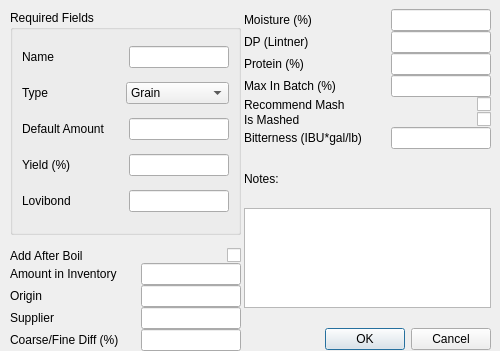
Old version of the form ui/fermentableEditor.ui in the repository Brewtarget/brewtarget.
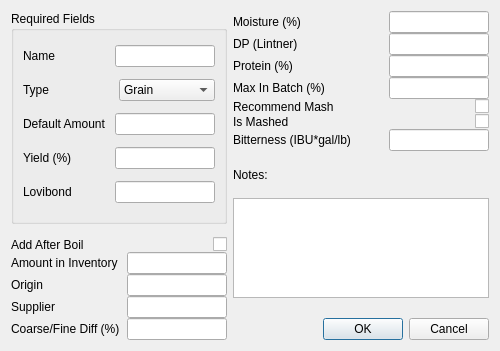
New version of the form.

Commit message: Fixes broken fermentableEditor.ui layout

```diff
--- a/ui/fermentableEditor.ui
+++ b/ui/fermentableEditor.ui
@@ -13,277 +13,8 @@
   <property name="windowTitle">
    <string>Fermentable Editor</string>
   </property>
-  <widget class="QWidget" name="layoutWidget">
-   <property name="geometry">
-    <rect>
-     <x>244</x>
-     <y>9</y>
-     <width>247</width>
-     <height>341</height>
-    </rect>
-   </property>
-   <layout class="QVBoxLayout" name="verticalLayout_3">
-    <property name="spacing">
-     <number>0</number>
-    </property>
+  <layout class="QHBoxLayout" name="horizontalLayout_18">
     <item>
-     <layout class="QHBoxLayout" name="horizontalLayout_10">
-      <item>
-       <widget class="QLabel" name="label_10">
-        <property name="text">
-         <string>Moisture (%)</string>
-        </property>
-       </widget>
-      </item>
-      <item>
-       <widget class="QLineEdit" name="lineEdit_moisture">
-        <property name="sizePolicy">
-         <sizepolicy hsizetype="Maximum" vsizetype="Fixed">
-          <horstretch>0</horstretch>
-          <verstretch>0</verstretch>
-         </sizepolicy>
-        </property>
-        <property name="maximumSize">
-         <size>
-          <width>100</width>
-          <height>16777215</height>
-         </size>
-        </property>
-        <property name="toolTip">
-         <string>Moisture percentage by mass</string>
-        </property>
-       </widget>
-      </item>
-     </layout>
-    </item>
-    <item>
-     <layout class="QHBoxLayout" name="horizontalLayout_11">
-      <item>
-       <widget class="QLabel" name="label_11">
-        <property name="text">
-         <string>DP (Lintner)</string>
-        </property>
-       </widget>
-      </item>
-      <item>
-       <widget class="QLineEdit" name="lineEdit_diastaticPower">
-        <property name="sizePolicy">
-         <sizepolicy hsizetype="Maximum" vsizetype="Fixed">
-          <horstretch>0</horstretch>
-          <verstretch>0</verstretch>
-         </sizepolicy>
-        </property>
-        <property name="maximumSize">
-         <size>
-          <width>100</width>
-          <height>16777215</height>
-         </size>
-        </property>
-        <property name="toolTip">
-         <string>Diastatic power in Lintner</string>
-        </property>
-       </widget>
-      </item>
-     </layout>
-    </item>
-    <item>
-     <layout class="QHBoxLayout" name="horizontalLayout_12">
-      <item>
-       <widget class="QLabel" name="label_12">
-        <property name="text">
-         <string>Protein (%)</string>
-        </property>
-       </widget>
-      </item>
-      <item>
-       <widget class="QLineEdit" name="lineEdit_protein">
-        <property name="sizePolicy">
-         <sizepolicy hsizetype="Maximum" vsizetype="Fixed">
-          <horstretch>0</horstretch>
-          <verstretch>0</verstretch>
-         </sizepolicy>
-        </property>
-        <property name="maximumSize">
-         <size>
-          <width>100</width>
-          <height>16777215</height>
-         </size>
-        </property>
-        <property name="toolTip">
-         <string>Protein percentage by mass</string>
-        </property>
-       </widget>
-      </item>
-     </layout>
-    </item>
-    <item>
-     <layout class="QHBoxLayout" name="horizontalLayout_13">
-      <item>
-       <widget class="QLabel" name="label_13">
-        <property name="text">
-         <string>Max In Batch (%)</string>
-        </property>
-       </widget>
-      </item>
-      <item>
-       <widget class="QLineEdit" name="lineEdit_maxInBatch">
-        <property name="sizePolicy">
-         <sizepolicy hsizetype="Maximum" vsizetype="Fixed">
-          <horstretch>0</horstretch>
-          <verstretch>0</verstretch>
-         </sizepolicy>
-        </property>
-        <property name="maximumSize">
-         <size>
-          <width>100</width>
-          <height>16777215</height>
-         </size>
-        </property>
-        <property name="toolTip">
-         <string>Maximum recommended percentage of total grist</string>
-        </property>
-       </widget>
-      </item>
-     </layout>
-    </item>
-    <item>
-     <layout class="QHBoxLayout" name="horizontalLayout_14">
-      <item>
-       <widget class="QLabel" name="label_14">
-        <property name="sizePolicy">
-         <sizepolicy hsizetype="Expanding" vsizetype="Preferred">
-          <horstretch>0</horstretch>
-          <verstretch>0</verstretch>
-         </sizepolicy>
-        </property>
-        <property name="text">
-         <string>Recommend Mash</string>
-        </property>
-       </widget>
-      </item>
-      <item>
-       <widget class="QCheckBox" name="checkBox_recommendMash">
-        <property name="toolTip">
-         <string>Recommend this be mashed</string>
-        </property>
-        <property name="text">
-         <string/>
-        </property>
-       </widget>
-      </item>
-     </layout>
-    </item>
-    <item>
-     <layout class="QHBoxLayout" name="horizontalLayout_17">
-      <item>
-       <widget class="QLabel" name="label_17">
-        <property name="sizePolicy">
-         <sizepolicy hsizetype="Expanding" vsizetype="Preferred">
-          <horstretch>0</horstretch>
-          <verstretch>0</verstretch>
-         </sizepolicy>
-        </property>
-        <property name="text">
-         <string>Is Mashed</string>
-        </property>
-       </widget>
-      </item>
-      <item>
-       <widget class="QCheckBox" name="checkBox_isMashed">
-        <property name="toolTip">
-         <string>Checked if it is present in mash</string>
-        </property>
-        <property name="text">
-         <string/>
-        </property>
-       </widget>
-      </item>
-     </layout>
-    </item>
-    <item>
-     <layout class="QHBoxLayout" name="horizontalLayout_15">
-      <item>
-       <widget class="QLabel" name="label_15">
-        <property name="text">
-         <string>Bitterness (IBU*gal/lb)</string>
-        </property>
-       </widget>
-      </item>
-      <item>
-       <widget class="QLineEdit" name="lineEdit_ibuGalPerLb">
-        <property name="sizePolicy">
-         <sizepolicy hsizetype="Maximum" vsizetype="Fixed">
-          <horstretch>0</horstretch>
-          <verstretch>0</verstretch>
-         </sizepolicy>
-        </property>
-        <property name="maximumSize">
-         <size>
-          <width>100</width>
-          <height>16777215</height>
-         </size>
-        </property>
-        <property name="toolTip">
-         <string>Bitterness of pre-hopped extracts</string>
-        </property>
-       </widget>
-      </item>
-     </layout>
-    </item>
-    <item>
-     <widget class="QLabel" name="label_16">
-      <property name="text">
-       <string>Notes:</string>
-      </property>
-     </widget>
-    </item>
-    <item>
-     <widget class="QTextEdit" name="textEdit_notes">
-      <property name="maximumSize">
-       <size>
-        <width>1000</width>
-        <height>100</height>
-       </size>
-      </property>
-     </widget>
-    </item>
-    <item>
-     <spacer name="verticalSpacer_2">
-      <property name="orientation">
-       <enum>Qt::Vertical</enum>
-      </property>
-      <property name="sizeType">
-       <enum>QSizePolicy::Preferred</enum>
-      </property>
-      <property name="sizeHint" stdset="0">
-       <size>
-        <width>20</width>
-        <height>20</height>
-       </size>
-      </property>
-     </spacer>
-    </item>
-    <item>
-     <widget class="QDialogButtonBox" name="buttonBox">
-      <property name="orientation">
-       <enum>Qt::Horizontal</enum>
-      </property>
-      <property name="standardButtons">
-       <set>QDialogButtonBox::Cancel|QDialogButtonBox::Ok</set>
-      </property>
-     </widget>
-    </item>
-   </layout>
-  </widget>
-  <widget class="QWidget" name="layoutWidget">
-   <property name="geometry">
-    <rect>
-     <x>10</x>
-     <y>10</y>
-     <width>231</width>
-     <height>341</height>
-    </rect>
-   </property>
    <layout class="QVBoxLayout" name="verticalLayout_2">
     <property name="spacing">
      <number>0</number>
@@ -639,7 +370,262 @@
      </layout>
     </item>
    </layout>
-  </widget>
+   </item>
+   <item>
+    <layout class="QVBoxLayout" name="verticalLayout_3">
+     <property name="spacing">
+      <number>0</number>
+     </property>
+     <item>
+      <layout class="QHBoxLayout" name="horizontalLayout_10">
+       <item>
+        <widget class="QLabel" name="label_10">
+         <property name="text">
+          <string>Moisture (%)</string>
+         </property>
+        </widget>
+       </item>
+       <item>
+        <widget class="QLineEdit" name="lineEdit_moisture">
+         <property name="sizePolicy">
+          <sizepolicy hsizetype="Maximum" vsizetype="Fixed">
+           <horstretch>0</horstretch>
+           <verstretch>0</verstretch>
+          </sizepolicy>
+         </property>
+         <property name="maximumSize">
+          <size>
+           <width>100</width>
+           <height>16777215</height>
+          </size>
+         </property>
+         <property name="toolTip">
+          <string>Moisture percentage by mass</string>
+         </property>
+        </widget>
+       </item>
+      </layout>
+     </item>
+     <item>
+      <layout class="QHBoxLayout" name="horizontalLayout_11">
+       <item>
+        <widget class="QLabel" name="label_11">
+         <property name="text">
+          <string>DP (Lintner)</string>
+         </property>
+        </widget>
+       </item>
+       <item>
+        <widget class="QLineEdit" name="lineEdit_diastaticPower">
+         <property name="sizePolicy">
+          <sizepolicy hsizetype="Maximum" vsizetype="Fixed">
+           <horstretch>0</horstretch>
+           <verstretch>0</verstretch>
+          </sizepolicy>
+         </property>
+         <property name="maximumSize">
+          <size>
+           <width>100</width>
+           <height>16777215</height>
+          </size>
+         </property>
+         <property name="toolTip">
+          <string>Diastatic power in Lintner</string>
+         </property>
+        </widget>
+       </item>
+      </layout>
+     </item>
+     <item>
+      <layout class="QHBoxLayout" name="horizontalLayout_12">
+       <item>
+        <widget class="QLabel" name="label_12">
+         <property name="text">
+          <string>Protein (%)</string>
+         </property>
+        </widget>
+       </item>
+       <item>
+        <widget class="QLineEdit" name="lineEdit_protein">
+         <property name="sizePolicy">
+          <sizepolicy hsizetype="Maximum" vsizetype="Fixed">
+           <horstretch>0</horstretch>
+           <verstretch>0</verstretch>
+          </sizepolicy>
+         </property>
+         <property name="maximumSize">
+          <size>
+           <width>100</width>
+           <height>16777215</height>
+          </size>
+         </property>
+         <property name="toolTip">
+          <string>Protein percentage by mass</string>
+         </property>
+        </widget>
+       </item>
+      </layout>
+     </item>
+     <item>
+      <layout class="QHBoxLayout" name="horizontalLayout_13">
+       <item>
+        <widget class="QLabel" name="label_13">
+         <property name="text">
+          <string>Max In Batch (%)</string>
+         </property>
+        </widget>
+       </item>
+       <item>
+        <widget class="QLineEdit" name="lineEdit_maxInBatch">
+         <property name="sizePolicy">
+          <sizepolicy hsizetype="Maximum" vsizetype="Fixed">
+           <horstretch>0</horstretch>
+           <verstretch>0</verstretch>
+          </sizepolicy>
+         </property>
+         <property name="maximumSize">
+          <size>
+           <width>100</width>
+           <height>16777215</height>
+          </size>
+         </property>
+         <property name="toolTip">
+          <string>Maximum recommended percentage of total grist</string>
+         </property>
+        </widget>
+       </item>
+      </layout>
+     </item>
+     <item>
+      <layout class="QHBoxLayout" name="horizontalLayout_14">
+       <item>
+        <widget class="QLabel" name="label_14">
+         <property name="sizePolicy">
+          <sizepolicy hsizetype="Expanding" vsizetype="Preferred">
+           <horstretch>0</horstretch>
+           <verstretch>0</verstretch>
+          </sizepolicy>
+         </property>
+         <property name="text">
+          <string>Recommend Mash</string>
+         </property>
+        </widget>
+       </item>
+       <item>
+        <widget class="QCheckBox" name="checkBox_recommendMash">
+         <property name="toolTip">
+          <string>Recommend this be mashed</string>
+         </property>
+         <property name="text">
+          <string/>
+         </property>
+        </widget>
+       </item>
+      </layout>
+     </item>
+     <item>
+      <layout class="QHBoxLayout" name="horizontalLayout_17">
+       <item>
+        <widget class="QLabel" name="label_17">
+         <property name="sizePolicy">
+          <sizepolicy hsizetype="Expanding" vsizetype="Preferred">
+           <horstretch>0</horstretch>
+           <verstretch>0</verstretch>
+          </sizepolicy>
+         </property>
+         <property name="text">
+          <string>Is Mashed</string>
+         </property>
+        </widget>
+       </item>
+       <item>
+        <widget class="QCheckBox" name="checkBox_isMashed">
+         <property name="toolTip">
+          <string>Checked if it is present in mash</string>
+         </property>
+         <property name="text">
+          <string/>
+         </property>
+        </widget>
+       </item>
+      </layout>
+     </item>
+     <item>
+      <layout class="QHBoxLayout" name="horizontalLayout_15">
+       <item>
+        <widget class="QLabel" name="label_15">
+         <property name="text">
+          <string>Bitterness (IBU*gal/lb)</string>
+         </property>
+        </widget>
+       </item>
+       <item>
+        <widget class="QLineEdit" name="lineEdit_ibuGalPerLb">
+         <property name="sizePolicy">
+          <sizepolicy hsizetype="Maximum" vsizetype="Fixed">
+           <horstretch>0</horstretch>
+           <verstretch>0</verstretch>
+          </sizepolicy>
+         </property>
+         <property name="maximumSize">
+          <size>
+           <width>100</width>
+           <height>16777215</height>
+          </size>
+         </property>
+         <property name="toolTip">
+          <string>Bitterness of pre-hopped extracts</string>
+         </property>
+        </widget>
+       </item>
+      </layout>
+     </item>
+     <item>
+      <widget class="QLabel" name="label_16">
+       <property name="text">
+        <string>Notes:</string>
+       </property>
+      </widget>
+     </item>
+     <item>
+      <widget class="QTextEdit" name="textEdit_notes">
+       <property name="maximumSize">
+        <size>
+         <width>1000</width>
+         <height>100</height>
+        </size>
+       </property>
+      </widget>
+     </item>
+     <item>
+      <spacer name="verticalSpacer_2">
+       <property name="orientation">
+        <enum>Qt::Vertical</enum>
+       </property>
+       <property name="sizeType">
+        <enum>QSizePolicy::Preferred</enum>
+       </property>
+       <property name="sizeHint" stdset="0">
+        <size>
+         <width>20</width>
+         <height>20</height>
+        </size>
+       </property>
+      </spacer>
+     </item>
+     <item>
+      <widget class="QDialogButtonBox" name="buttonBox">
+       <property name="orientation">
+        <enum>Qt::Horizontal</enum>
+       </property>
+       <property name="standardButtons">
+        <set>QDialogButtonBox::Cancel|QDialogButtonBox::Ok</set>
+       </property>
+      </widget>
+     </item>
+    </layout>
+   </item>
+  </layout>
  </widget>
  <resources/>
  <connections>
```
Lines whose indentation alone changed are shown as unchanged.
